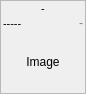
This is workflow/ui/thumbimageframe.ui in cseyve/piaf as Qt 5 draws it before an edit. The edited form follows.
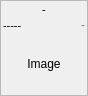
This is the edited form. Custom widgets are drawn as their Qt base class.

Diff of the .ui file:
```diff
--- a/workflow/ui/thumbimageframe.ui
+++ b/workflow/ui/thumbimageframe.ui
@@ -6,8 +6,8 @@
    <rect>
     <x>0</x>
     <y>0</y>
-    <width>86</width>
-    <height>94</height>
+    <width>88</width>
+    <height>96</height>
    </rect>
   </property>
   <property name="maximumSize">
@@ -36,7 +36,7 @@
   </property>
   <layout class="QVBoxLayout" name="verticalLayout">
    <property name="spacing">
-    <number>1</number>
+    <number>0</number>
    </property>
    <property name="leftMargin">
     <number>2</number>
```
